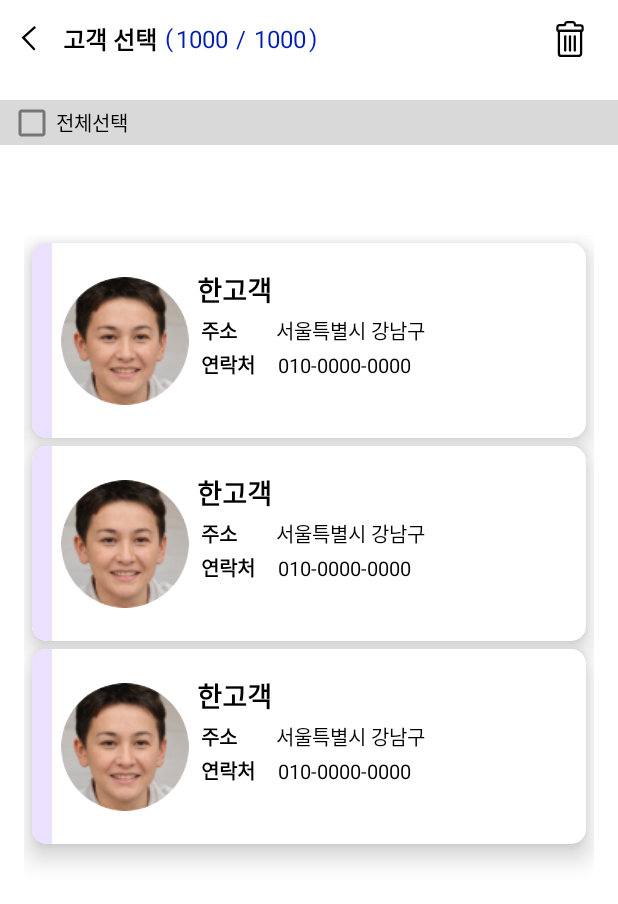
After one commit to GaJaMap/android-temp, an Android app: the layout activity_edit_list.xml on its own in the app's theme, with its tools: preview values and no code run, on a phone screen of 412 x 824 dp. The commit adds this screen. Shown: the top 904 px of the screen. Run offline under Robolectric (Android 15) with nearby library versions, the phone set to English and light mode, and no system bars.

Commit message:
✏️ update : 화면 이동 시 데이터 유지, EditListFragment를 Activity로 변경
화면 이동 시 데이터 유지, EditListFragment를 Activity로 변경

> Related to : #62

```diff
--- a/app/src/main/java/com/example/gajamap/ui/adapter/CustomerAnyListAdapter.kt
+++ b/app/src/main/java/com/example/gajamap/ui/adapter/CustomerAnyListAdapter.kt
@@ -11,7 +11,6 @@ import com.bumptech.glide.request.RequestOptions
 import com.example.gajamap.R
 import com.example.gajamap.base.GajaMapApplication
 import com.example.gajamap.data.model.Client
-import com.example.gajamap.databinding.FragmentEditListBinding
 import com.example.gajamap.databinding.ItemAnyListBinding
 
 class CustomerAnyListAdapter(private val dataList: List<Client>): RecyclerView.Adapter<CustomerAnyListAdapter.ViewHolder>() {
--- a/app/src/main/java/com/example/gajamap/ui/fragment/customerAdd/CustomerInfoFragment.kt
+++ b/app/src/main/java/com/example/gajamap/ui/fragment/customerAdd/CustomerInfoFragment.kt
@@ -15,9 +15,6 @@ import com.example.gajamap.base.BaseFragment
 import com.example.gajamap.base.GajaMapApplication
 import com.example.gajamap.databinding.FragmentCustomerInfoBinding
 import com.example.gajamap.viewmodel.GetClientViewModel
-import com.squareup.picasso.Picasso
-import net.daum.mf.map.api.MapPOIItem
-import net.daum.mf.map.api.MapPoint
 
 class CustomerInfoFragment: BaseFragment<FragmentCustomerInfoBinding>(R.layout.fragment_customer_info) {
 
--- /dev/null
+++ b/app/src/main/res/layout/activity_edit_list.xml
@@ -0,0 +1,164 @@
+<?xml version="1.0" encoding="utf-8"?>
+<layout
+    xmlns:android="http://schemas.android.com/apk/res/android"
+    xmlns:app="http://schemas.android.com/apk/res-auto"
+    xmlns:tools="http://schemas.android.com/tools">
+
+    <data>
+        <variable
+            name="viewModel"
+            type="com.example.gajamap.viewmodel.GetClientViewModel" />
+    </data>
+
+    <androidx.constraintlayout.widget.ConstraintLayout
+        android:layout_width="match_parent"
+        android:layout_height="match_parent"
+        tools:context=".ui.view.EditListActivity">
+        <androidx.constraintlayout.widget.ConstraintLayout
+            android:id="@+id/top"
+            android:layout_width="match_parent"
+            android:layout_height="51dp"
+            app:layout_constraintEnd_toEndOf="parent"
+            app:layout_constraintHorizontal_bias="0.0"
+            app:layout_constraintStart_toStartOf="parent"
+            app:layout_constraintTop_toTopOf="parent">
+
+            <androidx.appcompat.widget.AppCompatImageView
+                android:id="@+id/top_back_btn"
+                android:layout_width="wrap_content"
+                android:layout_height="wrap_content"
+                android:src="@drawable/ic_back_btn"
+                android:layout_marginStart="14dp"
+                app:layout_constraintBottom_toBottomOf="parent"
+                app:layout_constraintStart_toStartOf="parent"
+                app:layout_constraintTop_toTopOf="parent" />
+
+            <TextView
+                android:id="@+id/top_tv"
+                android:layout_width="wrap_content"
+                android:layout_height="wrap_content"
+                android:text="고객 선택"
+                android:textStyle="bold"
+                android:textColor="@color/black"
+                android:textSize="16sp"
+                android:layout_marginStart="18dp"
+                app:layout_constraintBottom_toBottomOf="parent"
+                app:layout_constraintTop_toTopOf="parent"
+                app:layout_constraintStart_toEndOf="@+id/top_back_btn"/>
+
+            <TextView
+                android:id="@+id/top_tv_1"
+                android:layout_width="wrap_content"
+                android:layout_height="wrap_content"
+                android:text="@string/setting_phone_2"
+                android:textColor="@color/phone_blue"
+                android:textSize="16sp"
+                android:layout_marginStart="5dp"
+                android:layout_marginBottom="1dp"
+                app:layout_constraintBottom_toBottomOf="parent"
+                app:layout_constraintTop_toTopOf="parent"
+                app:layout_constraintStart_toEndOf="@+id/top_tv"/>
+
+            <TextView
+                android:id="@+id/top_tv_number_1"
+                android:layout_width="wrap_content"
+                android:layout_height="wrap_content"
+                android:text="@string/setting_phone_3"
+                android:textColor="@color/phone_blue"
+                android:textSize="16sp"
+                android:layout_marginStart="2dp"
+                app:layout_constraintBottom_toBottomOf="parent"
+                app:layout_constraintTop_toTopOf="parent"
+                app:layout_constraintStart_toEndOf="@+id/top_tv_1"/>
+
+            <TextView
+                android:id="@+id/top_tv_2"
+                android:layout_width="wrap_content"
+                android:layout_height="wrap_content"
+                android:text="@string/setting_phone_4"
+                android:textColor="@color/phone_blue"
+                android:textSize="16sp"
+                android:layout_marginStart="5dp"
+                app:layout_constraintBottom_toBottomOf="parent"
+                app:layout_constraintTop_toTopOf="parent"
+                app:layout_constraintStart_toEndOf="@+id/top_tv_number_1"/>
+
+            <TextView
+                android:id="@+id/top_tv_number_2"
+                android:layout_width="wrap_content"
+                android:layout_height="wrap_content"
+                android:text="@string/setting_phone_5"
+                android:textColor="@color/phone_blue"
+                android:textSize="16sp"
+                android:layout_marginStart="5dp"
+                app:layout_constraintBottom_toBottomOf="parent"
+                app:layout_constraintTop_toTopOf="parent"
+                app:layout_constraintStart_toEndOf="@+id/top_tv_2"/>
+
+            <TextView
+                android:id="@+id/top_tv_3"
+                android:layout_width="wrap_content"
+                android:layout_height="wrap_content"
+                android:text="@string/setting_phone_6"
+                android:textColor="@color/phone_blue"
+                android:textSize="16sp"
+                android:layout_marginStart="2dp"
+                android:layout_marginBottom="1dp"
+                app:layout_constraintBottom_toBottomOf="parent"
+                app:layout_constraintTop_toTopOf="parent"
+                app:layout_constraintStart_toEndOf="@+id/top_tv_number_2"/>
+
+            <androidx.appcompat.widget.AppCompatImageView
+                android:id="@+id/top_delete_btn"
+                android:layout_width="wrap_content"
+                android:layout_height="wrap_content"
+                android:src="@drawable/ic_delete"
+                android:layout_marginEnd="20dp"
+                app:layout_constraintTop_toTopOf="parent"
+                app:layout_constraintBottom_toBottomOf="parent"
+                app:layout_constraintEnd_toEndOf="parent"/>
+
+        </androidx.constraintlayout.widget.ConstraintLayout>
+
+        <androidx.constraintlayout.widget.ConstraintLayout
+            android:id="@+id/setting_phone_check_back"
+            android:layout_width="match_parent"
+            android:layout_height="30dp"
+            android:background="@color/phone_gray_1"
+            android:layout_marginTop="15dp"
+            app:layout_constraintStart_toStartOf="parent"
+            app:layout_constraintEnd_toEndOf="parent"
+            app:layout_constraintTop_toBottomOf="@+id/top">
+
+            <CheckBox
+                android:id="@+id/check_every"
+                android:layout_width="wrap_content"
+                android:layout_height="wrap_content"
+                android:text="@string/setting_phone_9"
+                android:textSize="13sp"
+                android:layout_marginStart="5dp"
+                app:layout_constraintTop_toTopOf="@+id/setting_phone_check_back"
+                app:layout_constraintBottom_toBottomOf="@+id/setting_phone_check_back"
+                app:layout_constraintStart_toStartOf="parent"/>
+
+        </androidx.constraintlayout.widget.ConstraintLayout>
+
+        <androidx.recyclerview.widget.RecyclerView
+            android:id="@+id/list_rv"
+            android:layout_width="match_parent"
+            android:layout_height="0dp"
+            android:nestedScrollingEnabled="false"
+            android:layout_marginBottom="60dp"
+            android:layout_marginStart="16dp"
+            android:layout_marginEnd="16dp"
+            tools:listitem="@layout/item_any_list"
+            app:layoutManager="androidx.recyclerview.widget.LinearLayoutManager"
+            android:orientation="vertical"
+            android:layout_marginTop="60dp"
+            app:layout_constraintEnd_toEndOf="parent"
+            app:layout_constraintBottom_toBottomOf="parent"
+            app:layout_constraintTop_toBottomOf="@+id/setting_phone_check_back"
+            app:layout_constraintStart_toStartOf="parent"/>
+
+    </androidx.constraintlayout.widget.ConstraintLayout>
+</layout>
```
Also changed, not shown: app/src/main/AndroidManifest.xml (+22 -20 lines), app/src/main/java/com/example/gajamap/ui/fragment/customerAdd/EditProfileFragment.kt (+0 -12 lines), app/src/main/java/com/example/gajamap/ui/fragment/customerList/ListFragment.kt (+20 -17 lines), app/src/main/java/com/example/gajamap/ui/fragment/map/MapFragment.kt (+42 -39 lines), app/src/main/java/com/example/gajamap/ui/view/EditListActivity.kt (renamed from app/src/main/java/com/example/gajamap/ui/fragment/customerList/EditListFragment.kt, +15 -31 lines), app/src/main/java/com/example/gajamap/ui/view/MainActivity.kt (+20 -1 lines), app/src/main/res/layout/fragment_edit_list.xml (deleted, +0 -166 lines).
